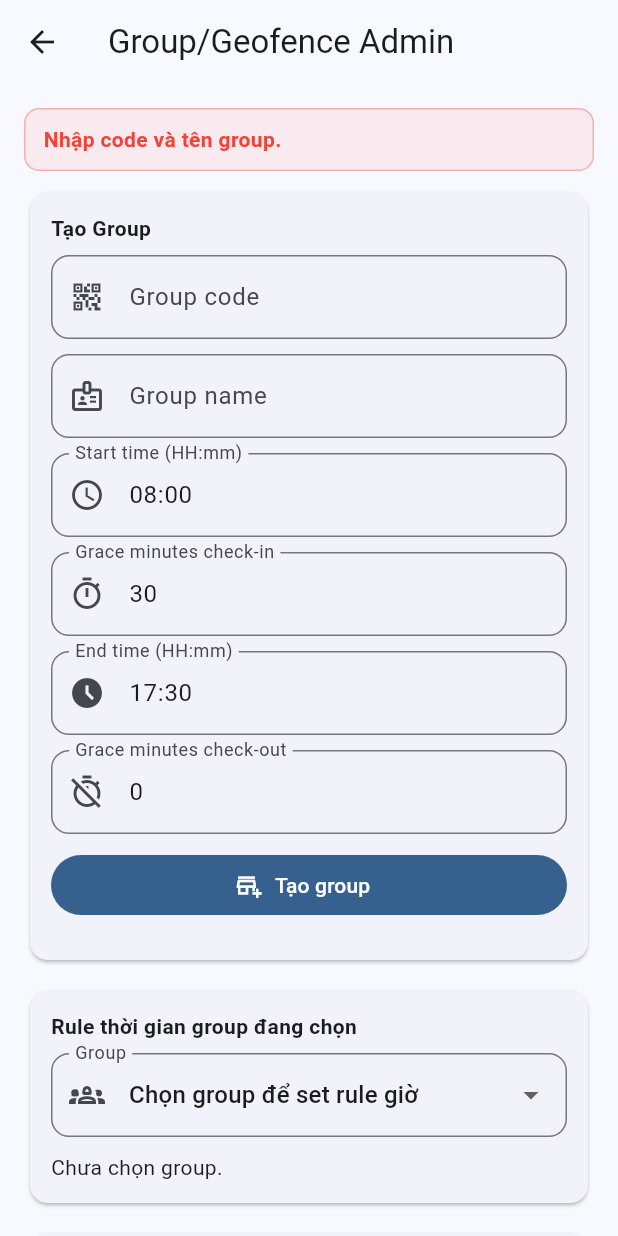
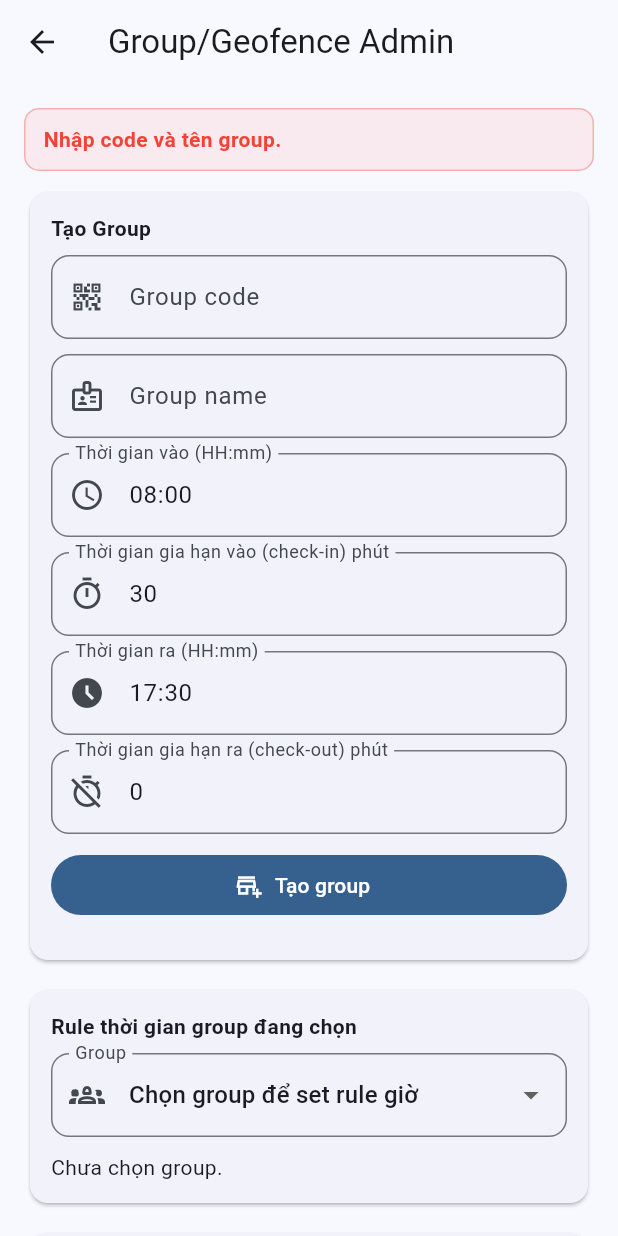
Before and after one commit to NguyenTin6304/chamcongfrontend, a Flutter app: the GroupAdminPage screen opened directly with empty values, after a tap on "Tạo group", on a phone screen of 412 x 824 dp. Run offline on Flutter 3.47's test engine with Material 3 defaults, Android fonts, the light colour scheme and no system bars; our stand-ins replace geolocator, shared_preferences; missing offline and left inert: dart:html, dart:js, dart:ui_web, universal_html; accounts and stored records are empty; network calls fail.

Commit message:
Fix UI/UX and add more inf for README.md

```diff
--- a/lib/features/admin/presentation/group_admin_page.dart
+++ b/lib/features/admin/presentation/group_admin_page.dart
@@ -308,28 +308,28 @@ class _GroupAdminPageState extends State<GroupAdminPage> {
 
     if (startRaw.isNotEmpty && startTime == null) {
       setState(() {
-        _error = 'Start time không hợp lệ. Định dạng đúng HH:mm.';
+        _error = 'Thời gian vào (check-in) không hợp lệ. Định dạng đúng HH:mm.';
       });
       return;
     }
 
     if (endRaw.isNotEmpty && endTime == null) {
       setState(() {
-        _error = 'End time không hợp lệ. Định dạng đúng HH:mm.';
+        _error = 'Thời gian ra (check-out) không hợp lệ. Định dạng đúng HH:mm.';
       });
       return;
     }
 
     if (_groupGraceMinutesController.text.trim().isNotEmpty && graceMinutes == null) {
       setState(() {
-        _error = 'Grace minutes (check-in) phải là số >= 0.';
+        _error = 'Thời gian gia hạn vào (check-in) phút phải là số >= 0.';
       });
       return;
     }
 
     if (_groupCheckoutGraceController.text.trim().isNotEmpty && checkoutGraceMinutes == null) {
       setState(() {
-        _error = 'Grace minutes (check-out) phải là số >= 0.';
+        _error = 'Thời gian gia hạn ra (check-out) phút phải là số >= 0.';
       });
       return;
     }
@@ -400,28 +400,28 @@ class _GroupAdminPageState extends State<GroupAdminPage> {
 
     if (startRaw.isNotEmpty && startTime == null) {
       setState(() {
-        _error = 'Start time group không hợp lệ. Định dạng đúng HH:mm.';
+        _error = 'Thời gian vào (check-in) group không hợp lệ. Định dạng đúng HH:mm.';
       });
       return;
     }
 
     if (endRaw.isNotEmpty && endTime == null) {
       setState(() {
-        _error = 'End time group không hợp lệ. Định dạng đúng HH:mm.';
+        _error = 'Thời gian ra (check-out) group không hợp lệ. Định dạng đúng HH:mm.';
       });
       return;
     }
 
     if (_selectedGraceMinutesController.text.trim().isNotEmpty && graceMinutes == null) {
       setState(() {
-        _error = 'Grace minutes (check-in) phải là số >= 0.';
+        _error = 'Thời gian gia hạn vào (check-in) phút phải là số >= 0.';
       });
       return;
     }
 
     if (_selectedCheckoutGraceController.text.trim().isNotEmpty && checkoutGraceMinutes == null) {
       setState(() {
-        _error = 'Grace minutes (check-out) phải là số >= 0.';
+        _error = 'Thời gian gia hạn ra (check-out) phút phải là số >= 0.';
       });
       return;
     }
@@ -709,7 +709,7 @@ class _GroupAdminPageState extends State<GroupAdminPage> {
 
     if (name.isEmpty || lat == null || lng == null || radius == null || radius <= 0) {
       setState(() {
-        _error = 'Geofence không hợp lệ. Kiểm tra name/lat/lng/radius.';
+        _error = 'Geofence không hợp lệ. Kiểm tra tên/vĩ độ/kinh độ/bán kính.';
       });
       return;
     }
@@ -976,25 +976,25 @@ class _GroupAdminPageState extends State<GroupAdminPage> {
                         TextField(
                           controller: _groupStartTimeController,
                           keyboardType: TextInputType.datetime,
-                          decoration: _decoration('Start time (HH:mm)', Icons.schedule),
+                          decoration: _decoration('Thời gian vào (HH:mm)', Icons.schedule),
                         ),
                         const SizedBox(height: 10),
                         TextField(
                           controller: _groupGraceMinutesController,
                           keyboardType: TextInputType.number,
-                          decoration: _decoration('Grace minutes check-in', Icons.timer_outlined),
+                          decoration: _decoration('Thời gian gia hạn vào (check-in) phút', Icons.timer_outlined),
                         ),
                         const SizedBox(height: 10),
                         TextField(
                           controller: _groupEndTimeController,
                           keyboardType: TextInputType.datetime,
-                          decoration: _decoration('End time (HH:mm)', Icons.access_time_filled_outlined),
+                          decoration: _decoration('Thời gian ra (HH:mm)', Icons.access_time_filled_outlined),
                         ),
                         const SizedBox(height: 10),
                         TextField(
                           controller: _groupCheckoutGraceController,
                           keyboardType: TextInputType.number,
-                          decoration: _decoration('Grace minutes check-out', Icons.timer_off_outlined),
+                          decoration: _decoration('Thời gian gia hạn ra (check-out) phút', Icons.timer_off_outlined),
                         ),
                         const SizedBox(height: 10),
                         SizedBox(
@@ -1074,25 +1074,25 @@ class _GroupAdminPageState extends State<GroupAdminPage> {
                           TextField(
                             controller: _selectedStartTimeController,
                             keyboardType: TextInputType.datetime,
-                            decoration: _decoration('Start time (HH:mm)', Icons.schedule),
+                            decoration: _decoration('Thời gian vào (HH:mm)', Icons.schedule),
                           ),
                           const SizedBox(height: 10),
                           TextField(
                             controller: _selectedGraceMinutesController,
                             keyboardType: TextInputType.number,
-                            decoration: _decoration('Grace minutes check-in', Icons.timer_outlined),
+                            decoration: _decoration('Thời gian gia hạn vào (check-in) phút', Icons.timer_outlined),
                           ),
                           const SizedBox(height: 10),
                           TextField(
                             controller: _selectedEndTimeController,
                             keyboardType: TextInputType.datetime,
-                            decoration: _decoration('End time (HH:mm)', Icons.access_time_filled_outlined),
+                            decoration: _decoration('Thời gian ra (HH:mm)', Icons.access_time_filled_outlined),
                           ),
                           const SizedBox(height: 10),
                           TextField(
                             controller: _selectedCheckoutGraceController,
                             keyboardType: TextInputType.number,
-                            decoration: _decoration('Grace minutes check-out', Icons.timer_off_outlined),
+                            decoration: _decoration('Thời gian gia hạn ra (check-out) phút', Icons.timer_off_outlined),
                           ),
                           const SizedBox(height: 10),
                           Row(
@@ -1169,19 +1169,19 @@ class _GroupAdminPageState extends State<GroupAdminPage> {
                         const SizedBox(height: 10),
                         TextField(
                           controller: _geofenceLatController,
-                          decoration: _decoration('Latitude', Icons.place),
+                          decoration: _decoration('Vĩ độ', Icons.place),
                           keyboardType: const TextInputType.numberWithOptions(decimal: true, signed: true),
                         ),
                         const SizedBox(height: 10),
                         TextField(
                           controller: _geofenceLngController,
-                          decoration: _decoration('Longitude', Icons.place_outlined),
+                          decoration: _decoration('Kinh độ', Icons.place_outlined),
                           keyboardType: const TextInputType.numberWithOptions(decimal: true, signed: true),
                         ),
                         const SizedBox(height: 10),
                         TextField(
                           controller: _geofenceRadiusController,
-                          decoration: _decoration('Radius (m)', Icons.straighten),
+                          decoration: _decoration('Bán kính (m)', Icons.straighten),
                           keyboardType: TextInputType.number,
                         ),
                         const SizedBox(height: 10),
```
